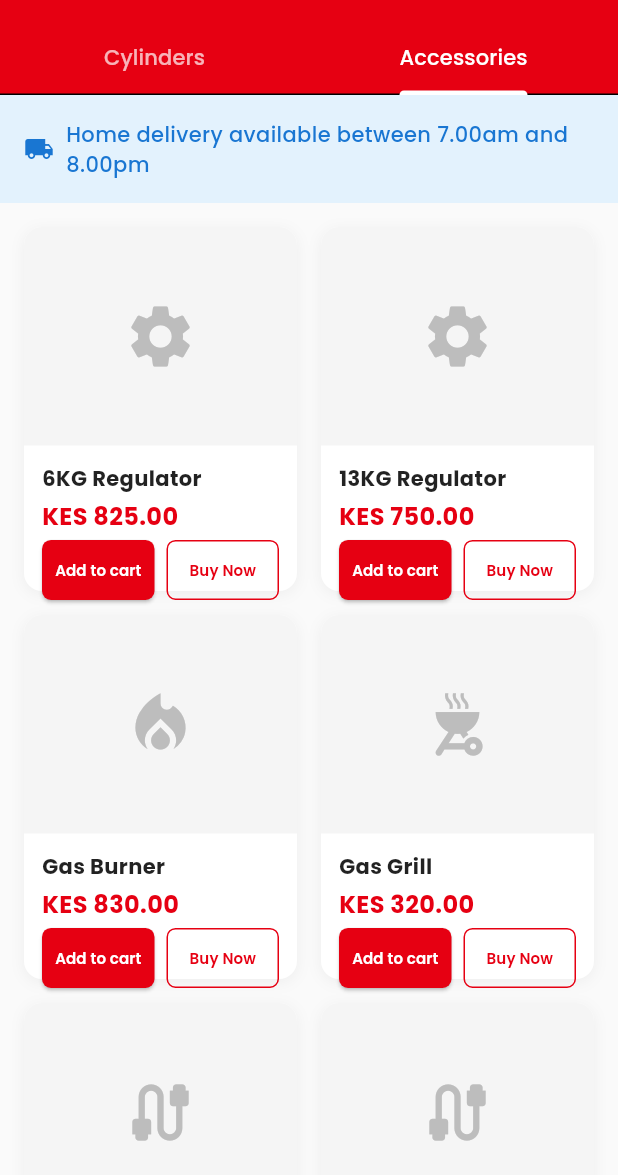
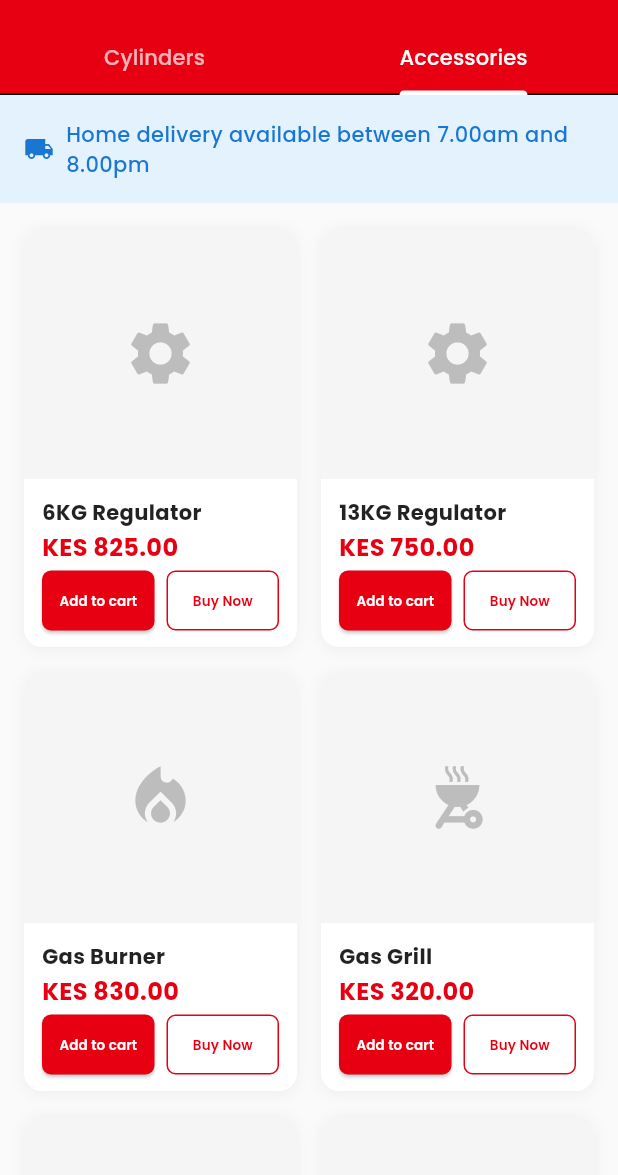
Before and after one commit to boazomare1/totalenergies-app, a Flutter app: the GasProductsScreen screen opened directly, tab 2 chosen, on a phone screen of 412 x 824 dp, the part 61-1236 px from its top. Run offline on Flutter 3.47's test engine with Material 3 defaults, Android fonts, the phone set to English and light mode, and no system bars; our stand-ins replace google_fonts.

Commit message:
fix: Resolve layout overflow in gas products screen
- Fixed RenderFlex overflow error by adjusting grid aspect ratio from 0.75 to 0.65
- Reduced button padding from 8px to 6px vertical
- Decreased button font size from 10 to 9 for better fit
- Reduced spacing between product name and price from 4px to 2px
- Applied changes to both cylinders and accessories grids
- Layout now properly fits content without overflow errors
- No analysis errors or warnings remaining

```diff
--- a/lib/screens/gas_products_screen.dart
+++ b/lib/screens/gas_products_screen.dart
@@ -276,7 +276,7 @@ class _GasProductsScreenState extends State<GasProductsScreen> with TickerProvid
             padding: const EdgeInsets.all(16),
             gridDelegate: const SliverGridDelegateWithFixedCrossAxisCount(
               crossAxisCount: 2,
-              childAspectRatio: 0.75,
+              childAspectRatio: 0.65,
               crossAxisSpacing: 16,
               mainAxisSpacing: 16,
             ),
@@ -323,7 +323,7 @@ class _GasProductsScreenState extends State<GasProductsScreen> with TickerProvid
             padding: const EdgeInsets.all(16),
             gridDelegate: const SliverGridDelegateWithFixedCrossAxisCount(
               crossAxisCount: 2,
-              childAspectRatio: 0.75,
+              childAspectRatio: 0.65,
               crossAxisSpacing: 16,
               mainAxisSpacing: 16,
             ),
@@ -418,7 +418,7 @@ class _GasProductsScreenState extends State<GasProductsScreen> with TickerProvid
                     maxLines: 2,
                     overflow: TextOverflow.ellipsis,
                   ),
-                  const SizedBox(height: 4),
+                  const SizedBox(height: 2),
                   Text(
                     'KES ${cylinder['price'].toStringAsFixed(2)}',
                     style: GoogleFonts.poppins(
@@ -438,7 +438,7 @@ class _GasProductsScreenState extends State<GasProductsScreen> with TickerProvid
                           style: ElevatedButton.styleFrom(
                             backgroundColor: const Color(0xFFE60012),
                             foregroundColor: Colors.white,
-                            padding: const EdgeInsets.symmetric(vertical: 8),
+                            padding: const EdgeInsets.symmetric(vertical: 6),
                             shape: RoundedRectangleBorder(
                               borderRadius: BorderRadius.circular(6),
                             ),
@@ -446,7 +446,7 @@ class _GasProductsScreenState extends State<GasProductsScreen> with TickerProvid
                           child: Text(
                             'Add to cart',
                             style: GoogleFonts.poppins(
-                              fontSize: 10,
+                              fontSize: 9,
                               fontWeight: FontWeight.w600,
                             ),
                           ),
@@ -459,7 +459,7 @@ class _GasProductsScreenState extends State<GasProductsScreen> with TickerProvid
                           style: OutlinedButton.styleFrom(
                             foregroundColor: const Color(0xFFE60012),
                             side: const BorderSide(color: Color(0xFFE60012)),
-                            padding: const EdgeInsets.symmetric(vertical: 8),
+                            padding: const EdgeInsets.symmetric(vertical: 6),
                             shape: RoundedRectangleBorder(
                               borderRadius: BorderRadius.circular(6),
                             ),
@@ -467,7 +467,7 @@ class _GasProductsScreenState extends State<GasProductsScreen> with TickerProvid
                           child: Text(
                             'Buy Now',
                             style: GoogleFonts.poppins(
-                              fontSize: 10,
+                              fontSize: 9,
                               fontWeight: FontWeight.w600,
                             ),
                           ),
@@ -540,7 +540,7 @@ class _GasProductsScreenState extends State<GasProductsScreen> with TickerProvid
                     maxLines: 2,
                     overflow: TextOverflow.ellipsis,
                   ),
-                  const SizedBox(height: 4),
+                  const SizedBox(height: 2),
                   Text(
                     'KES ${accessory['price'].toStringAsFixed(2)}',
                     style: GoogleFonts.poppins(
@@ -560,7 +560,7 @@ class _GasProductsScreenState extends State<GasProductsScreen> with TickerProvid
                           style: ElevatedButton.styleFrom(
                             backgroundColor: const Color(0xFFE60012),
                             foregroundColor: Colors.white,
-                            padding: const EdgeInsets.symmetric(vertical: 8),
+                            padding: const EdgeInsets.symmetric(vertical: 6),
                             shape: RoundedRectangleBorder(
                               borderRadius: BorderRadius.circular(6),
                             ),
@@ -568,7 +568,7 @@ class _GasProductsScreenState extends State<GasProductsScreen> with TickerProvid
                           child: Text(
                             'Add to cart',
                             style: GoogleFonts.poppins(
-                              fontSize: 10,
+                              fontSize: 9,
                               fontWeight: FontWeight.w600,
                             ),
                           ),
@@ -581,7 +581,7 @@ class _GasProductsScreenState extends State<GasProductsScreen> with TickerProvid
                           style: OutlinedButton.styleFrom(
                             foregroundColor: const Color(0xFFE60012),
                             side: const BorderSide(color: Color(0xFFE60012)),
-                            padding: const EdgeInsets.symmetric(vertical: 8),
+                            padding: const EdgeInsets.symmetric(vertical: 6),
                             shape: RoundedRectangleBorder(
                               borderRadius: BorderRadius.circular(6),
                             ),
@@ -589,7 +589,7 @@ class _GasProductsScreenState extends State<GasProductsScreen> with TickerProvid
                           child: Text(
                             'Buy Now',
                             style: GoogleFonts.poppins(
-                              fontSize: 10,
+                              fontSize: 9,
                               fontWeight: FontWeight.w600,
                             ),
                           ),
```
